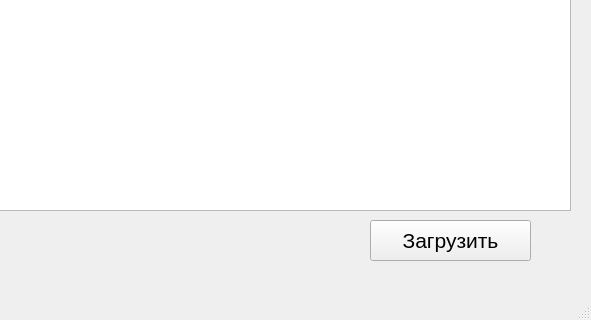
Qt form main.ui (Daniil-Potebnia/espresso) before a commit; both pictures show x 370 to 961 and y 280 to 600 of the 961 by 600 pixel window.
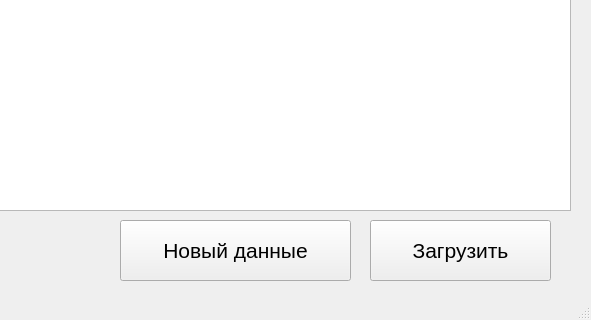
The same form after that commit.

Patch:
```diff
--- a/main.ui
+++ b/main.ui
@@ -32,8 +32,8 @@
      <rect>
       <x>740</x>
       <y>500</y>
-      <width>161</width>
-      <height>41</height>
+      <width>181</width>
+      <height>61</height>
      </rect>
     </property>
     <property name="font">
@@ -45,6 +45,24 @@
      <string>Загрузить</string>
     </property>
    </widget>
+   <widget class="QPushButton" name="pushButton_2">
+    <property name="geometry">
+     <rect>
+      <x>490</x>
+      <y>500</y>
+      <width>231</width>
+      <height>61</height>
+     </rect>
+    </property>
+    <property name="font">
+     <font>
+      <pointsize>16</pointsize>
+     </font>
+    </property>
+    <property name="text">
+     <string>Новый данные</string>
+    </property>
+   </widget>
   </widget>
   <widget class="QMenuBar" name="menubar">
    <property name="geometry">
```
